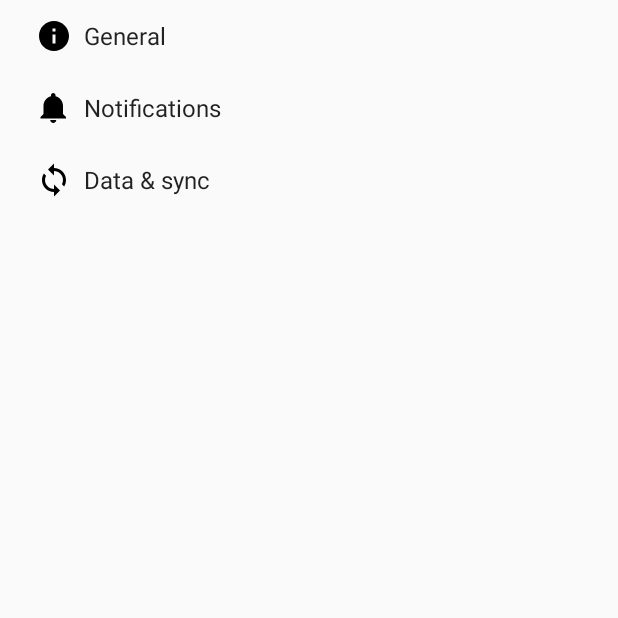
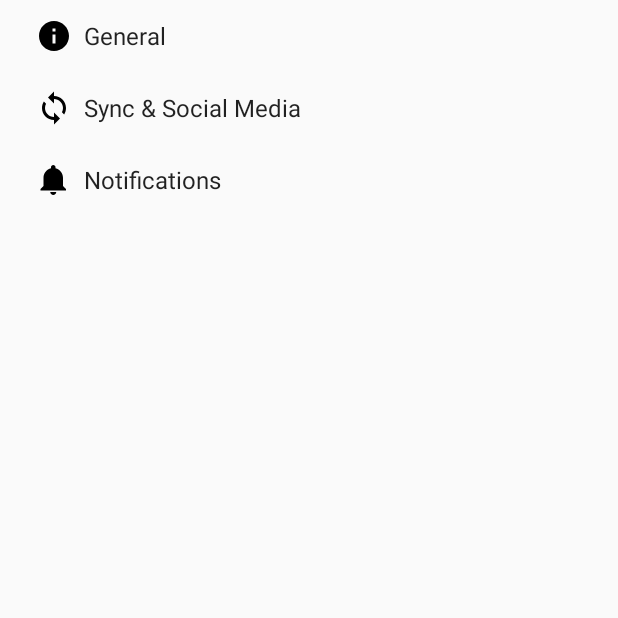
Before and after one commit to cache117/social-journal, an Android app: the SettingsActivity screen opened directly, with no data from a screen before it, on a phone screen of 412 x 824 dp, the top half of it. Run offline under Robolectric (Android 15) with nearby library versions, the phone set to English and light mode, and no system bars.

```diff
--- a/SocialJournal/app/build.gradle
+++ b/SocialJournal/app/build.gradle
@@ -39,4 +39,5 @@ dependencies {
     testCompile 'junit:junit:4.12'
 }
 
+
 apply plugin: 'com.google.gms.google-services'
--- a/SocialJournal/app/src/main/res/values/strings.xml
+++ b/SocialJournal/app/src/main/res/values/strings.xml
@@ -62,7 +62,7 @@
     </string-array>
 
     <!-- Example settings for Data & Sync -->
-    <string name="pref_header_data_sync">Data &amp; sync</string>
+    <string name="pref_header_data_sync">Sync &amp; Social Media</string>
 
     <string name="pref_title_sync_frequency">Sync frequency</string>
     <string-array name="pref_sync_frequency_titles">
--- a/SocialJournal/app/src/main/res/xml/pref_data_sync.xml
+++ b/SocialJournal/app/src/main/res/xml/pref_data_sync.xml
@@ -1,5 +1,8 @@
 <PreferenceScreen xmlns:android="http://schemas.android.com/apk/res/android">
 
+    <PreferenceCategory
+        android:key="synchronization"
+        android:title="Synchronization">
         <!-- NOTE: Hide buttons to simplify the UI. Users can touch outside the dialog to
              dismiss it. -->
         <!-- NOTE: ListPreference's summary should be set to its value by the activity code. -->
@@ -17,5 +20,26 @@
         <Preference android:title="@string/pref_title_system_sync_settings">
             <intent android:action="android.settings.SYNC_SETTINGS" />
         </Preference>
+    </PreferenceCategory>
+
+    <PreferenceCategory
+        android:key="social_network_connections"
+        android:title="Social Network Connections">
+        <SwitchPreference
+            android:defaultValue="false"
+            android:key="connect_to_facebook"
+            android:summary="Allow Social Journal to connect to Facebook"
+            android:title="Connect to Facebook?" />
+        <SwitchPreference
+            android:defaultValue="false"
+            android:key="connect_to_instagram"
+            android:summary="Allow Social Journal to connect to Instagram"
+            android:title="Connect to Instagram?" />
+        <SwitchPreference
+            android:defaultValue="false"
+            android:key="connect_to_twitter"
+            android:summary="Allow Social Journal to connect to Twitter"
+            android:title="Connect to Twitter?" />
+    </PreferenceCategory>
 
 </PreferenceScreen>
--- a/SocialJournal/app/src/main/res/xml/pref_headers.xml
+++ b/SocialJournal/app/src/main/res/xml/pref_headers.xml
@@ -8,13 +8,13 @@
         android:title="@string/pref_header_general" />
 
     <header
+        android:fragment="edu.byu.cs456.journall.social_journal.SettingsActivity$DataSyncPreferenceFragment"
+        android:icon="@drawable/ic_sync_black_24dp"
+        android:title="@string/pref_header_data_sync" />
+
+    <header
         android:fragment="edu.byu.cs456.journall.social_journal.SettingsActivity$NotificationPreferenceFragment"
         android:icon="@drawable/ic_notifications_black_24dp"
         android:title="@string/pref_header_notifications" />
 
-    <header
-        android:fragment="edu.byu.cs456.journall.social_journal.SettingsActivity$DataSyncPreferenceFragment"
-        android:icon="@drawable/ic_sync_black_24dp"
-        android:title="@string/pref_header_data_sync" />
-
 </preference-headers>
```
Also changed, not shown: SocialJournal/app/src/main/AndroidManifest.xml (+10 -6 lines), SocialJournal/app/src/main/java/edu/byu/cs456/journall/social_journal/LoginActivity.java (+62 -67 lines), SocialJournal/app/src/main/java/edu/byu/cs456/journall/social_journal/Splash.java (added, +35 -0 lines), SocialJournal/app/src/main/res/layout/activity_login.xml (+0 -65 lines), SocialJournal/app/src/main/res/layout/activity_splash.xml (added, +11 -0 lines). Lines whose indentation alone changed are shown as unchanged.
